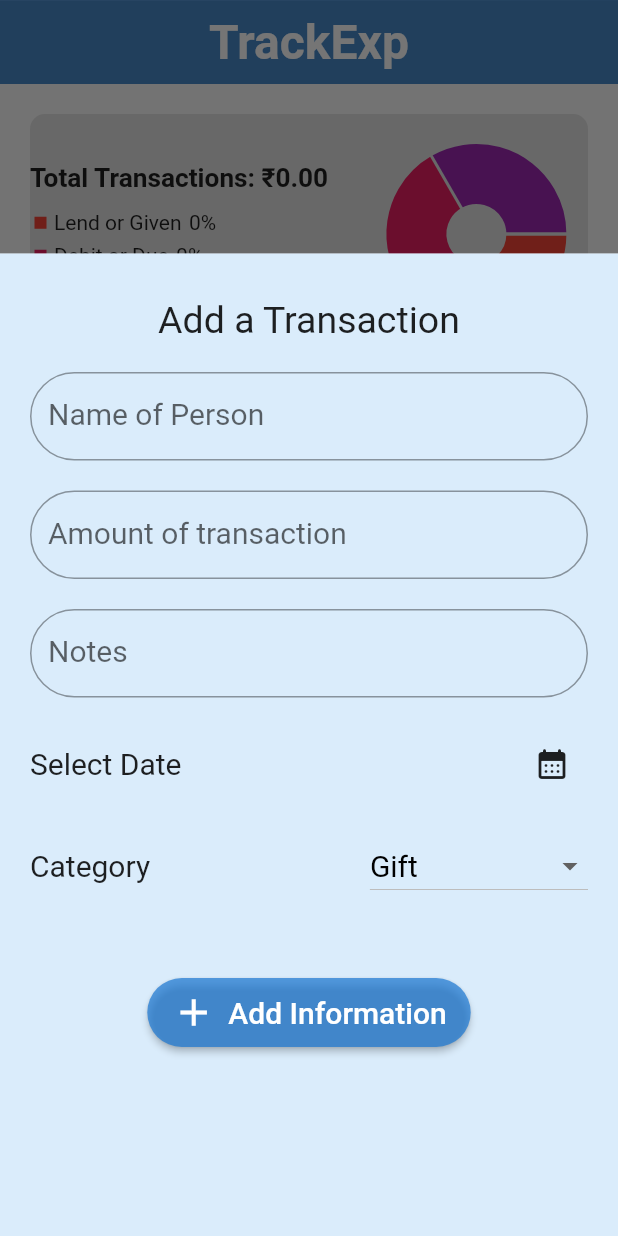
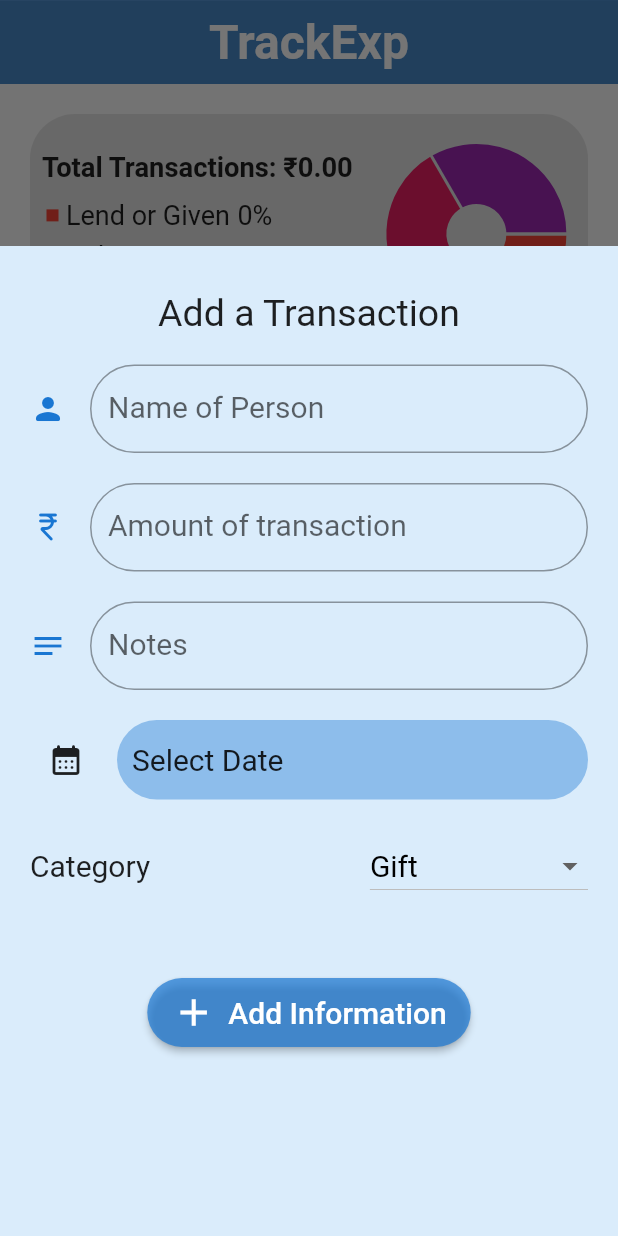
Before and after one commit to ShaTir24/TrackExp, a Flutter app: the screen it shows after launch, item 2 of the bottom bar chosen, after a tap on the "currency rupee" icon, on a phone screen of 412 x 824 dp. Run offline on Flutter 3.47's test engine with Material 2 defaults, Android fonts, the phone set to English and light mode, and no system bars; drawn by our look-alikes of fl_chart; our stand-ins replace shared_preferences, sqflite; accounts and stored records are empty.

Commit message:
minor UI fixes

```diff
--- a/lib/widgets/all_names_screen/all_names_list.dart
+++ b/lib/widgets/all_names_screen/all_names_list.dart
@@ -13,7 +13,7 @@ class AllNamesList extends StatelessWidget {
         var list = db.names;
         return list.isNotEmpty
             ? ListView.builder(
-                physics: const ClampingScrollPhysics(
+                physics: const BouncingScrollPhysics(
                     parent: AlwaysScrollableScrollPhysics()),
                 itemCount: list.length,
                 itemBuilder: (_, i) => Padding(
--- a/lib/widgets/category_screen/category_fetcher.dart
+++ b/lib/widgets/category_screen/category_fetcher.dart
@@ -44,10 +44,10 @@ class _CategoryFetcherState extends State<CategoryFetcher> {
                   Container(
                     decoration: BoxDecoration(
                       color: const Color.fromARGB(200, 220, 220, 220),
-                      borderRadius: BorderRadius.circular(10.0),
+                      borderRadius: BorderRadius.circular(30.0),
                     ),
                     child: const SizedBox(
-                      height: 220.0,
+                      height: 230.0,
                       child: TotalChart(),
                     ),
                   ),
--- a/lib/widgets/category_screen/total_chart.dart
+++ b/lib/widgets/category_screen/total_chart.dart
@@ -23,6 +23,8 @@ class _TotalChartState extends State<TotalChart> {
           children: [
             Expanded(
               flex: 60,
+              child: Padding(
+                padding: const EdgeInsets.all(8.0),
                 child: Column(
                   mainAxisAlignment: MainAxisAlignment.center,
                   crossAxisAlignment: CrossAxisAlignment.start,
@@ -42,6 +44,8 @@ class _TotalChartState extends State<TotalChart> {
                     ...list.map(
                       (e) => Padding(
                         padding: const EdgeInsets.all(3.0),
+                        child: FittedBox(
+                          fit: BoxFit.scaleDown,
                           child: Row(
                             children: [
                               Container(
@@ -52,16 +56,25 @@ class _TotalChartState extends State<TotalChart> {
                               const SizedBox(width: 5.0),
                               Text(
                                 e.title,
+                                style: const TextStyle(
+                                  fontSize: 16,
+                                ),
                               ),
                               const SizedBox(width: 5.0),
                               Text(total == 0
                                   ? '0%'
-                              : '${((e.totalAmount / total) * 100).toStringAsFixed(2)}%'),
+                                  : '${((e.totalAmount / total) * 100).toStringAsFixed(2)}%',
+                                style: const TextStyle(
+                                  fontSize: 16,
+                                ),
+                              ),
                             ],
                           ),
                         ),
                       ),
+                    ),
                   ],
+                ),
               ),
             ),
             Expanded(
--- a/lib/widgets/expense_screen/expense_fetcher.dart
+++ b/lib/widgets/expense_screen/expense_fetcher.dart
@@ -39,12 +39,15 @@ class _ExpenseFetcherState extends State<ExpenseFetcher> {
               padding: const EdgeInsets.symmetric(horizontal: 20.0),
               child: Column(
                 children: [
+                  const SizedBox(
+                    height: 20.0
+                  ),
                   SizedBox(
                     height: 250.0,
                     child: ExpenseChart(widget.category),
                   ),
                   const SizedBox(
-                    height: 20.0,
+                    height: 40.0,
                   ),
                   const Expanded(child: ExpenseList()),
                 ],
--- a/lib/widgets/lending_form.dart
+++ b/lib/widgets/lending_form.dart
@@ -65,7 +65,10 @@ class _LendingFormState extends State<LendingForm> {
                   hintText: 'Enter Name',
                   border: OutlineInputBorder(
                     borderRadius: BorderRadius.circular(30.0),
-                  )),
+                  ),
+                icon: const Icon(Icons.person_rounded),
+                iconColor: Theme.of(context).primaryColorDark,
+              ),
             ),
             const SizedBox(height: 20.0),
             // amount
@@ -80,7 +83,9 @@ class _LendingFormState extends State<LendingForm> {
                   hintText: 'Enter Amount',
                   border: OutlineInputBorder(
                     borderRadius: BorderRadius.circular(30.0),
-                  )),
+                  ),
+                icon: const Icon(Icons.currency_rupee_rounded),
+                iconColor: Theme.of(context).primaryColorDark,),
             ),
             const SizedBox(height: 20.0),
             // amount
@@ -94,22 +99,36 @@ class _LendingFormState extends State<LendingForm> {
                   hintText: 'Enter Note',
                   border: OutlineInputBorder(
                     borderRadius: BorderRadius.circular(30.0),
-                  )),
+                  ),
+                icon: const Icon(Icons.notes),
+                iconColor: Theme.of(context).primaryColorDark,),
             ),
             const SizedBox(height: 20.0),
             // date picker
             Row(
-              mainAxisAlignment: MainAxisAlignment.spaceBetween,
               children: [
-                Text(
-                  _date != null
-                      ? DateFormat('MMMM dd, yyyy').format(_date!)
-                      : 'Select Date',
-                  style: const TextStyle(fontSize: 20.0, color: Colors.black87),
+                Padding(
+                  padding: const EdgeInsets.fromLTRB(0.0, 0.0, 10.0, 0.0),
+                  child: IconButton(
+                    onPressed: () => _pickDate(),
+                    icon: const Icon(Icons.calendar_month_rounded),
+                  ),
                 ),
-                IconButton(
-                  onPressed: () => _pickDate(),
-                  icon: const Icon(Icons.calendar_month_rounded),
+                Expanded(
+                  child: Container(
+                    decoration: BoxDecoration(
+                      borderRadius: BorderRadius.circular(30.0),
+                      color: Theme.of(context).primaryColorDark.withOpacity(0.4),
+                    ),
+                    child: Padding(
+                      padding: const EdgeInsets.symmetric(vertical: 15.0, horizontal: 10.0),
+                      child: Text(_date != null
+                          ? DateFormat('MMMM dd, yyyy').format(_date!)
+                          : 'Select Date',
+                        style: const TextStyle(fontSize: 20.0, color: Colors.black87),
+                      ),
+                    ),
+                  ),
                 ),
               ],
             ),
--- a/lib/widgets/name_screen/name_card.dart
+++ b/lib/widgets/name_screen/name_card.dart
@@ -33,13 +33,13 @@ class _NameCardState extends State<NameCard> {
         message =
             '+${NumberFormat.currency(locale: 'en_IN', symbol: '₹').format(diff)}';
         textColor = Colors.green;
-        backgroundCol = Color.fromARGB(200, 180, 255, 180);
+        backgroundCol = const Color.fromARGB(200, 180, 255, 180);
         disp = Icons.call_received_rounded;
       } else if (diff < 0) {
         message =
-            '${NumberFormat.currency(locale: 'en_IN', symbol: '₹').format(diff)}';
+            NumberFormat.currency(locale: 'en_IN', symbol: '₹').format(diff);
         textColor = Colors.red;
-        backgroundCol = Color.fromARGB(200, 255, 180, 180);
+        backgroundCol = const Color.fromARGB(200, 255, 180, 180);
         disp = Icons.call_made_rounded;
       }
 
--- a/lib/widgets/transaction_screen/total_chart.dart
+++ b/lib/widgets/transaction_screen/total_chart.dart
@@ -21,6 +21,8 @@ class _TotalChartState extends State<TotalChart> {
         children: [
           Expanded(
             flex: 60,
+            child: Padding(
+              padding: const EdgeInsets.all(8.0),
               child: Column(
                 mainAxisAlignment: MainAxisAlignment.center,
                 crossAxisAlignment: CrossAxisAlignment.start,
@@ -33,6 +35,7 @@ class _TotalChartState extends State<TotalChart> {
                       textScaleFactor: 1.25,
                       style: const TextStyle(
                         fontWeight: FontWeight.bold,
+                        fontSize: 20.0
                       ),
                     ),
                   ),
@@ -50,16 +53,24 @@ class _TotalChartState extends State<TotalChart> {
                           const SizedBox(width: 5.0),
                           Text(
                             e.name,
+                            style: const TextStyle(
+                              fontSize: 18,
+                            ),
                           ),
                           const SizedBox(width: 5.0),
                           Text(total == 0
                               ? '0%'
-                            : '${((e.totalAmount / total) * 100).toStringAsFixed(2)}%'),
+                              : '${((e.totalAmount / total) * 100).toStringAsFixed(2)}%',
+                            style: const TextStyle(
+                              fontSize: 18,
+                            ),
+                          ),
                         ],
                       ),
                     ),
                   ),
                 ],
+              ),
             ),
           ),
           Expanded(
--- a/lib/widgets/transaction_screen/transaction_fetcher.dart
+++ b/lib/widgets/transaction_screen/transaction_fetcher.dart
@@ -44,7 +44,7 @@ class _TransactionFetcherState extends State<TransactionFetcher> {
                   Container(
                     decoration: BoxDecoration(
                       color: const Color.fromARGB(200, 220, 220, 220),
-                      borderRadius: BorderRadius.circular(10.0),
+                      borderRadius: BorderRadius.circular(30.0),
                     ),
                     child: const SizedBox(
                       height: 160.0,
```
Also changed, not shown: lib/widgets/all_names_screen/all_names_fetcher.dart (+2 -8 lines), lib/widgets/all_names_screen/name_search.dart (deleted, +0 -33 lines), lib/widgets/exchange-screen/exchange_chart.dart (+17 -3 lines), lib/widgets/expense_form.dart (+29 -11 lines), lib/widgets/expense_screen/expense_chart.dart (+14 -4 lines), lib/widgets/savings_screen/current_expense_list.dart (+6 -5 lines). Lines whose indentation alone changed are shown as unchanged.
